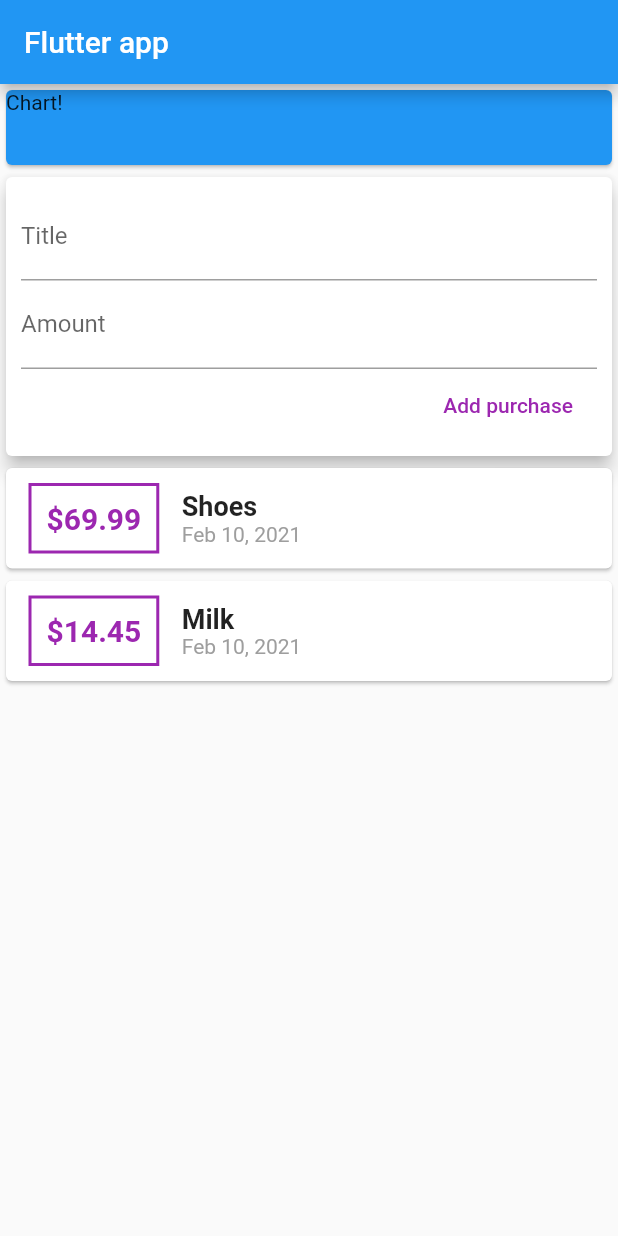
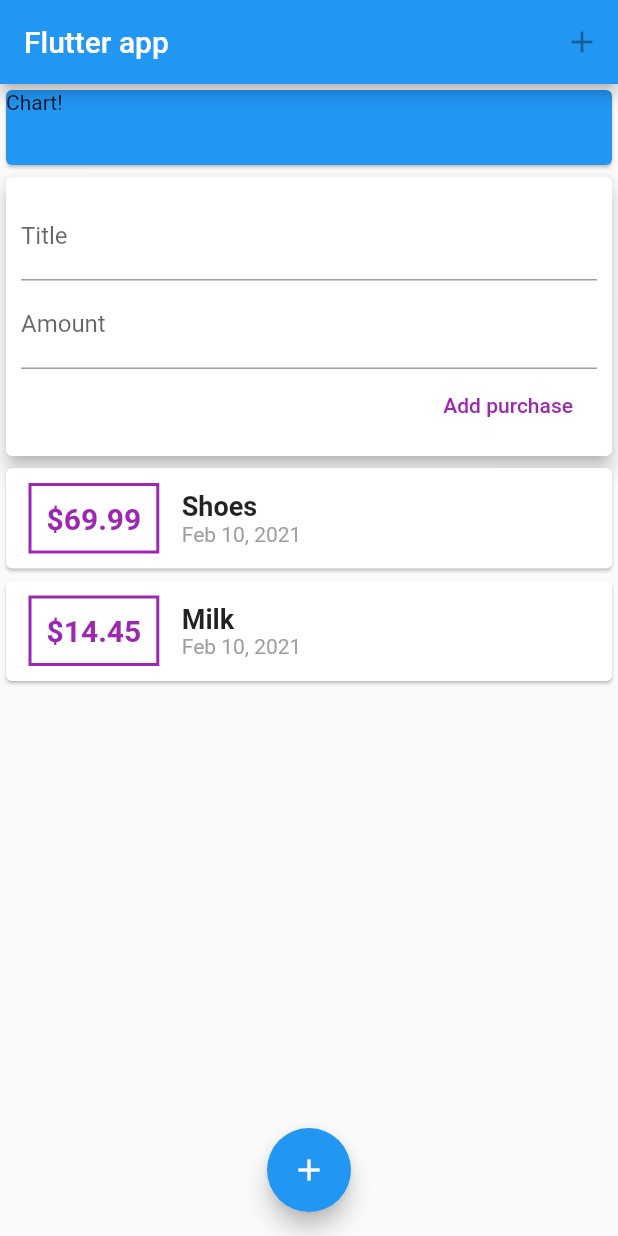
Before and after one commit to MaksymShokin/Personal_Expenses, a Flutter app: the screen it shows after launch, after a tap on "Add purchase", on a phone screen of 412 x 824 dp. Run offline on Flutter 3.47's test engine with Material 2 defaults, Android fonts, the phone set to English and light mode, and no system bars.

Commit message:
action-buttons

```diff
--- a/lib/main.dart
+++ b/lib/main.dart
@@ -23,6 +23,12 @@ class MyHomePage extends StatelessWidget {
     return Scaffold(
       appBar: AppBar(
         title: Text('Flutter app'),
+        actions: [
+          IconButton(
+            icon: Icon(Icons.add),
+            onPressed: null,
+          )
+        ],
       ),
       body: SingleChildScrollView(
         child: Column(
@@ -40,6 +46,10 @@ class MyHomePage extends StatelessWidget {
           ],
         ),
       ),
+      floatingActionButton: FloatingActionButton(
+        child: Icon(Icons.add),
+      ),
+      floatingActionButtonLocation: FloatingActionButtonLocation.centerFloat,
     );
   }
 }
--- a/lib/widgets/new_transaction.dart
+++ b/lib/widgets/new_transaction.dart
@@ -6,6 +6,17 @@ class NewTransaction extends StatelessWidget {
   final amountController = TextEditingController();
 
   NewTransaction(this.addTransaction);
+
+  void addTx() {
+    final title = titleController.text;
+    final amount = double.parse(amountController.text);
+
+    if (title.isEmpty || amount <= 0) {
+      return;
+    }
+
+    addTransaction(title, amount);
+  }
 
   @override
   Widget build(BuildContext context) {
@@ -21,22 +32,19 @@ class NewTransaction extends StatelessWidget {
               decoration: InputDecoration(
                 labelText: 'Title',
               ),
+              onSubmitted: (_) => addTx(),
             ),
             TextField(
               // onChanged: (amount) => amountInput = amount,
-              keyboardType: TextInputType.number,
+              keyboardType: TextInputType.numberWithOptions(decimal: true),
+              onSubmitted: (_) => addTx(),
               controller: amountController,
               decoration: InputDecoration(
                 labelText: 'Amount',
               ),
             ),
             FlatButton(
-              onPressed: () {
-                addTransaction(
-                  titleController.text,
-                  double.parse(amountController.text),
-                );
-              },
+              onPressed: addTx,
               child: Text('Add purchase'),
               textColor: Colors.purple,
             )
--- a/lib/widgets/transactions_list.dart
+++ b/lib/widgets/transactions_list.dart
@@ -1,7 +1,5 @@
 import 'package:flutter/material.dart';
 import 'package:intl/intl.dart';
-
-import '../models//transaction.dart';
 
 class TransactionsList extends StatelessWidget {
   final List transactions;
@@ -31,7 +29,7 @@ class TransactionsList extends StatelessWidget {
                     ),
                   ),
                   child: Text(
-                    '\$${transactions[index].amount}',
+                    '\$${transactions[index].amount.toStringAsFixed(2)}',
                     style: TextStyle(
                       fontWeight: FontWeight.bold,
                       fontSize: 20,
```
